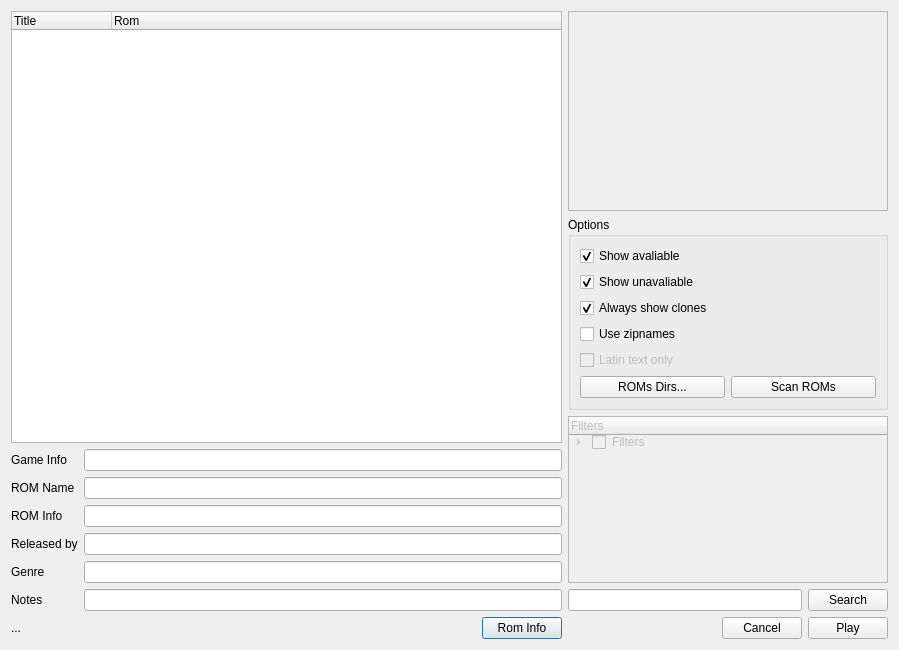
Before: the Qt Designer form trunk/src/burner/qt/selectdialog.ui in AlanTse1314/FBAlpha-, drawn with Qt 5.
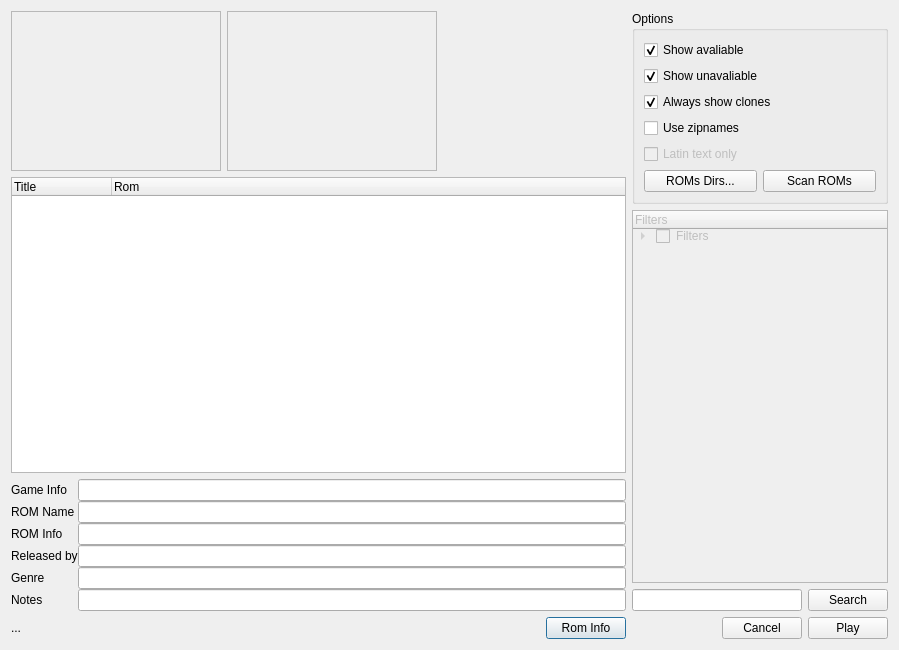
After: the same form once the commit is applied. Icons and pictures are not drawn.

Commit message: [Qt] Implements "Previews"

Patch:
```diff
--- a/trunk/src/burner/qt/selectdialog.ui
+++ b/trunk/src/burner/qt/selectdialog.ui
@@ -13,11 +13,100 @@
   <property name="windowTitle">
    <string>Dialog</string>
   </property>
-  <layout class="QHBoxLayout" name="horizontalLayout_7">
+  <layout class="QHBoxLayout" name="horizontalLayout_6" stretch="1,0">
    <item>
-    <layout class="QHBoxLayout" name="horizontalLayout_6" stretch="10,0">
+    <layout class="QVBoxLayout" name="verticalLayout" stretch="0,0,0,0">
      <item>
-      <layout class="QVBoxLayout" name="verticalLayout" stretch="0,0,0">
+      <layout class="QHBoxLayout" name="horizontalLayout_5">
+       <item>
+        <widget class="QLabel" name="imgPreview">
+         <property name="sizePolicy">
+          <sizepolicy hsizetype="Fixed" vsizetype="Fixed">
+           <horstretch>0</horstretch>
+           <verstretch>0</verstretch>
+          </sizepolicy>
+         </property>
+         <property name="minimumSize">
+          <size>
+           <width>210</width>
+           <height>160</height>
+          </size>
+         </property>
+         <property name="maximumSize">
+          <size>
+           <width>210</width>
+           <height>160</height>
+          </size>
+         </property>
+         <property name="toolTip">
+          <string>Preview</string>
+         </property>
+         <property name="frameShape">
+          <enum>QFrame::StyledPanel</enum>
+         </property>
+         <property name="text">
+          <string/>
+         </property>
+         <property name="pixmap">
+          <pixmap resource="rscr.qrc">:/resource/splash.bmp</pixmap>
+         </property>
+         <property name="scaledContents">
+          <bool>true</bool>
+         </property>
+        </widget>
+       </item>
+       <item>
+        <widget class="QLabel" name="imgTitleScreen">
+         <property name="sizePolicy">
+          <sizepolicy hsizetype="Fixed" vsizetype="Fixed">
+           <horstretch>0</horstretch>
+           <verstretch>0</verstretch>
+          </sizepolicy>
+         </property>
+         <property name="minimumSize">
+          <size>
+           <width>210</width>
+           <height>160</height>
+          </size>
+         </property>
+         <property name="maximumSize">
+          <size>
+           <width>210</width>
+           <height>160</height>
+          </size>
+         </property>
+         <property name="toolTip">
+          <string>Title screen</string>
+         </property>
+         <property name="frameShape">
+          <enum>QFrame::StyledPanel</enum>
+         </property>
+         <property name="text">
+          <string/>
+         </property>
+         <property name="pixmap">
+          <pixmap resource="rscr.qrc">:/resource/splash.bmp</pixmap>
+         </property>
+         <property name="scaledContents">
+          <bool>true</bool>
+         </property>
+        </widget>
+       </item>
+       <item>
+        <spacer name="horizontalSpacer_3">
+         <property name="orientation">
+          <enum>Qt::Horizontal</enum>
+         </property>
+         <property name="sizeHint" stdset="0">
+          <size>
+           <width>40</width>
+           <height>20</height>
+          </size>
+         </property>
+        </spacer>
+       </item>
+      </layout>
+     </item>
        <item>
         <widget class="QTreeWidget" name="tvDrivers">
          <column>
@@ -37,6 +126,12 @@
          <property name="fieldGrowthPolicy">
           <enum>QFormLayout::AllNonFixedFieldsGrow</enum>
          </property>
+       <property name="horizontalSpacing">
+        <number>0</number>
+       </property>
+       <property name="verticalSpacing">
+        <number>0</number>
+       </property>
          <item row="0" column="0">
           <widget class="QLabel" name="label">
            <property name="text">
@@ -46,6 +141,9 @@
          </item>
          <item row="0" column="1">
           <widget class="QLineEdit" name="leGameInfo">
+         <property name="frame">
+          <bool>true</bool>
+         </property>
            <property name="readOnly">
             <bool>true</bool>
            </property>
@@ -60,6 +158,9 @@
          </item>
          <item row="1" column="1">
           <widget class="QLineEdit" name="leRomName">
+         <property name="frame">
+          <bool>true</bool>
+         </property>
            <property name="readOnly">
             <bool>true</bool>
            </property>
@@ -74,6 +175,9 @@
          </item>
          <item row="2" column="1">
           <widget class="QLineEdit" name="leRomInfo">
+         <property name="frame">
+          <bool>true</bool>
+         </property>
            <property name="readOnly">
             <bool>true</bool>
            </property>
@@ -88,6 +192,9 @@
          </item>
          <item row="3" column="1">
           <widget class="QLineEdit" name="leReleasedBy">
+         <property name="frame">
+          <bool>true</bool>
+         </property>
            <property name="readOnly">
             <bool>true</bool>
            </property>
@@ -102,6 +209,9 @@
          </item>
          <item row="4" column="1">
           <widget class="QLineEdit" name="leGenre">
+         <property name="frame">
+          <bool>true</bool>
+         </property>
            <property name="readOnly">
             <bool>true</bool>
            </property>
@@ -116,6 +226,9 @@
          </item>
          <item row="5" column="1">
           <widget class="QLineEdit" name="leNotes">
+         <property name="frame">
+          <bool>true</bool>
+         </property>
            <property name="readOnly">
             <bool>true</bool>
            </property>
@@ -164,47 +277,6 @@
      </item>
      <item>
       <layout class="QVBoxLayout" name="verticalLayout_4">
-       <item>
-        <layout class="QHBoxLayout" name="horizontalLayout_5">
-         <property name="sizeConstraint">
-          <enum>QLayout::SetDefaultConstraint</enum>
-         </property>
-         <item>
-          <widget class="QLabel" name="imgTitleScreen">
-           <property name="sizePolicy">
-            <sizepolicy hsizetype="Fixed" vsizetype="Fixed">
-             <horstretch>0</horstretch>
-             <verstretch>0</verstretch>
-            </sizepolicy>
-           </property>
-           <property name="minimumSize">
-            <size>
-             <width>320</width>
-             <height>200</height>
-            </size>
-           </property>
-           <property name="maximumSize">
-            <size>
-             <width>320</width>
-             <height>200</height>
-            </size>
-           </property>
-           <property name="frameShape">
-            <enum>QFrame::StyledPanel</enum>
-           </property>
-           <property name="text">
-            <string/>
-           </property>
-           <property name="pixmap">
-            <pixmap resource="rscr.qrc">:/resource/splash.bmp</pixmap>
-           </property>
-           <property name="scaledContents">
-            <bool>true</bool>
-           </property>
-          </widget>
-         </item>
-        </layout>
-       </item>
        <item>
         <widget class="QGroupBox" name="groupBox">
          <property name="title">
@@ -635,8 +707,6 @@
             <string>Play</string>
            </property>
           </widget>
-         </item>
-        </layout>
        </item>
       </layout>
      </item>
```
Lines whose indentation alone changed are shown as unchanged. The commit also changes 2 other files.
